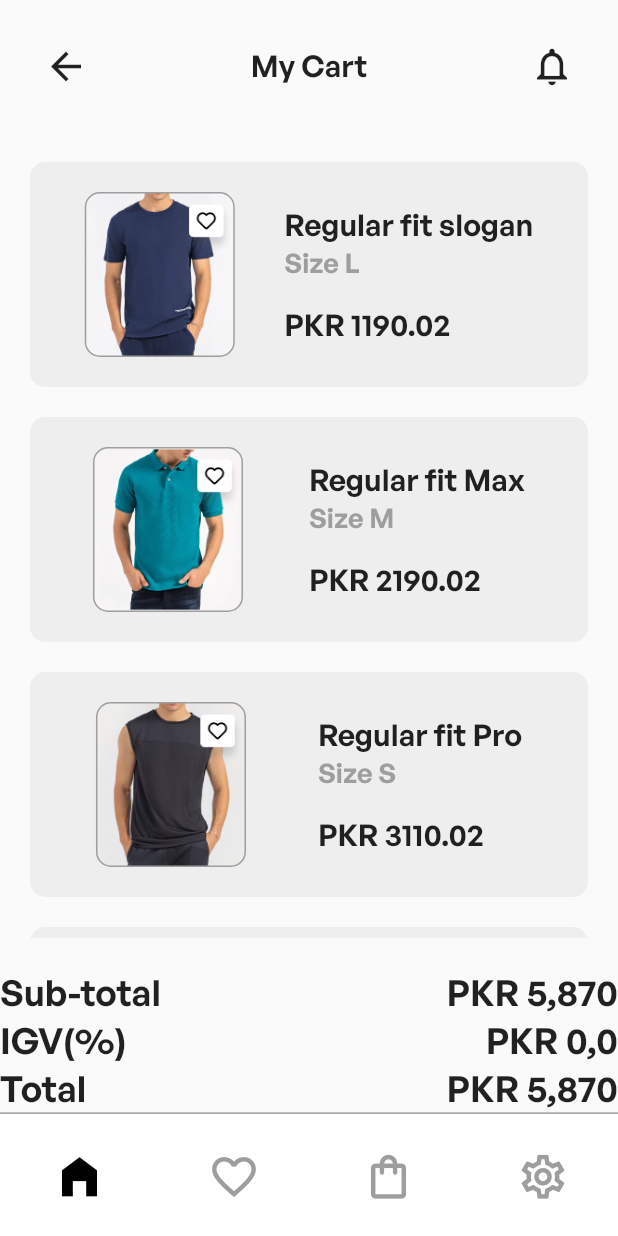
After one commit to cobyzero/ScrapShop, a Flutter app: the MainView screen opened by its route, swiped to page 2, on a phone screen of 412 x 824 dp. The commit adds this screen. Run offline on Flutter 3.47's test engine with Material 2 defaults, Android fonts, the phone set to English and light mode, and no system bars; our stand-ins replace supabase_flutter; accounts and stored records are empty; network calls fail.

Commit message:
0.0.4
Agregado soporte para supabase.
Agregado logica loginWithEmail de supabase.
Agregado pantalla cart.
Agregado const.dart.
Agregado messageDialog a funciones globales.
Agregado seccion ViewModel y  API.

```diff
--- /dev/null
+++ b/lib/util/const.dart
@@ -0,0 +1,3 @@
+const SUPABASE_ANON_KEY =
+    "eyJhbGciOiJIUzI1NiIsInR5cCI6IkpXVCJ9.eyJpc3MiOiJzdXBhYmFzZSIsInJlZiI6InNtaWthdGFhdmJ1b3N2bmdvZm5pIiwicm9sZSI6ImFub24iLCJpYXQiOjE2ODI3OTQ0NzAsImV4cCI6MTk5ODM3MDQ3MH0.OyE41hpWNphGSlBsFJnyhdGVXIG2yYdfnkd-1FK35LA";
+const SUPABASE_URL = "https://smikataavbuosvngofni.supabase.co";
--- a/lib/views/cart/cartView.dart
+++ b/lib/views/cart/cartView.dart
@@ -0,0 +1,62 @@
+import 'package:flutter/material.dart';
+import 'package:scrap_shop/util/common.dart';
+import 'package:scrap_shop/views/cart/widgets/cartAppBar.dart';
+import 'package:scrap_shop/views/cart/widgets/cartListItem.dart';
+
+class CartView extends StatelessWidget {
+  const CartView({super.key});
+
+  @override
+  Widget build(BuildContext context) {
+    return SafeArea(
+      child: Scaffold(
+        body: Column(
+          children: [
+            CartAppBar(),
+            CartListItem(),
+            space(h: 20),
+            Row(
+              mainAxisAlignment: MainAxisAlignment.spaceBetween,
+              children: [
+                Text(
+                  "Sub-total",
+                  style: TextStyle(fontSize: 24),
+                ),
+                Text(
+                  "PKR 5,870",
+                  style: TextStyle(fontSize: 24),
+                )
+              ],
+            ),
+            Row(
+              mainAxisAlignment: MainAxisAlignment.spaceBetween,
+              children: [
+                Text(
+                  "IGV(%)",
+                  style: TextStyle(fontSize: 24),
+                ),
+                Text(
+                  "PKR 0,0",
+                  style: TextStyle(fontSize: 24),
+                )
+              ],
+            ),
+            Row(
+              mainAxisAlignment: MainAxisAlignment.spaceBetween,
+              children: [
+                Text(
+                  "Total",
+                  style: TextStyle(fontSize: 24),
+                ),
+                Text(
+                  "PKR 5,870",
+                  style: TextStyle(fontSize: 24),
+                )
+              ],
+            )
+          ],
+        ),
+      ),
+    );
+  }
+}
--- /dev/null
+++ b/lib/views/cart/widgets/cartAppBar.dart
@@ -0,0 +1,33 @@
+import 'package:flutter/material.dart';
+
+class CartAppBar extends StatelessWidget {
+  const CartAppBar({super.key});
+
+  @override
+  Widget build(BuildContext context) {
+    return Padding(
+      padding: const EdgeInsets.all(20.0),
+      child: Row(
+        mainAxisAlignment: MainAxisAlignment.spaceBetween,
+        children: [
+          IconButton(
+            onPressed: () {
+              Navigator.pop(context);
+            },
+            icon: const Icon(Icons.arrow_back),
+            iconSize: 30,
+          ),
+          const Text(
+            "My Cart",
+            style: TextStyle(fontSize: 20),
+          ),
+          IconButton(
+            onPressed: () {},
+            icon: const Icon(Icons.notifications_outlined),
+            iconSize: 30,
+          )
+        ],
+      ),
+    );
+  }
+}
--- /dev/null
+++ b/lib/views/cart/widgets/cartListItem.dart
@@ -0,0 +1,65 @@
+import 'package:flutter/material.dart';
+
+class CartListItem extends StatelessWidget {
+  const CartListItem({super.key});
+
+  @override
+  Widget build(BuildContext context) {
+    return Expanded(
+        child: ListView(
+      children: [
+        itemListItem("assets/p1.png", "Regular fit slogan", "Size L", 1190.02),
+        itemListItem("assets/p2.png", "Regular fit Max", "Size M", 2190.02),
+        itemListItem("assets/p3.png", "Regular fit Pro", "Size S", 3110.02),
+        itemListItem("assets/p4.png", "Regular fit Slow", "Size L", 2140.02),
+      ],
+    ));
+  }
+
+  Container itemListItem(String image, String title, String size, double price) {
+    return Container(
+      padding: const EdgeInsets.all(20),
+      margin: const EdgeInsets.only(left: 20, right: 20, top: 20),
+      width: double.infinity,
+      height: 150,
+      decoration:
+          BoxDecoration(color: Colors.grey.shade200, borderRadius: BorderRadius.circular(10)),
+      child: Row(
+        mainAxisAlignment: MainAxisAlignment.spaceAround,
+        children: [
+          Container(
+            width: 100,
+            height: 110,
+            decoration: BoxDecoration(
+                borderRadius: BorderRadius.circular(10),
+                border: Border.all(width: 1, color: Colors.grey),
+                image: DecorationImage(image: AssetImage(image))),
+          ),
+          Column(
+            mainAxisAlignment: MainAxisAlignment.spaceAround,
+            crossAxisAlignment: CrossAxisAlignment.start,
+            children: [
+              Column(
+                crossAxisAlignment: CrossAxisAlignment.start,
+                children: [
+                  Text(
+                    title,
+                    style: const TextStyle(fontSize: 20),
+                  ),
+                  Text(
+                    size,
+                    style: const TextStyle(fontSize: 18, color: Colors.grey),
+                  )
+                ],
+              ),
+              Text(
+                "PKR $price",
+                style: const TextStyle(fontSize: 20),
+              )
+            ],
+          ),
+        ],
+      ),
+    );
+  }
+}
--- a/lib/views/main/mainView.dart
+++ b/lib/views/main/mainView.dart
@@ -1,8 +1,9 @@
 import 'package:flutter/material.dart';
+import 'package:scrap_shop/views/cart/cartView.dart';
 import 'package:scrap_shop/views/home/homeView.dart';
 
 class MainView extends StatelessWidget {
-  PageController pageController = PageController(initialPage: 0);
+  final PageController pageController = PageController(initialPage: 0);
 
   MainView({
     super.key,
@@ -15,7 +16,11 @@ class MainView extends StatelessWidget {
         children: [
           Expanded(
             child: PageView(
-              children: const [HomeView()],
+              controller: pageController,
+              children: const [
+                HomeView(),
+                CartView(),
+              ],
             ),
           ),
           Container(
@@ -39,24 +44,16 @@ class MainView extends StatelessWidget {
     );
   }
 
-  InkWell itemPage(String title, IconData icon, bool active, int id) {
-    return InkWell(
-      onTap: () {
+  IconButton itemPage(String title, IconData icon, bool active, int id) {
+    return IconButton(
+      onPressed: () {
         pageController.jumpToPage(id);
       },
-      child: Column(
-        mainAxisAlignment: MainAxisAlignment.center,
-        children: [
-          Icon(
-            icon,
-            color: active ? Colors.black : Colors.grey,
-          ),
-          Text(
-            title,
-            style: TextStyle(color: active ? Colors.black : Colors.grey),
-          )
-        ],
+      icon: Icon(
+        icon,
+        size: 35,
       ),
+      color: active ? Colors.black : Colors.grey,
     );
   }
 }
--- a/lib/views/routes.dart
+++ b/lib/views/routes.dart
@@ -8,7 +8,7 @@ import 'package:scrap_shop/views/splash/splashView.dart';
 Map<String, WidgetBuilder> routesApp() {
   return {
     "splash": (context) => const SplashView(),
-    "login": (context) => const LoginView(),
+    "login": (context) => LoginView(),
     "register": (context) => const RegisterView(),
     "main": (context) => MainView(),
     "details": (context) => const DetailsView()
--- a/lib/views/widgets/textFormField.dart
+++ b/lib/views/widgets/textFormField.dart
@@ -1,11 +1,12 @@
 import 'package:flutter/material.dart';
 
 class MyTextFormField extends StatelessWidget {
-  MyTextFormField({super.key, required this.title, required this.text, this.oscure = false});
+  MyTextFormField(
+      {super.key, required this.title, required this.text, this.oscure = false, this.controller});
   String title;
   String text;
   bool oscure;
-
+  TextEditingController? controller;
   @override
   Widget build(BuildContext context) {
     return Column(
@@ -16,6 +17,7 @@ class MyTextFormField extends StatelessWidget {
           style: const TextStyle(fontSize: 19),
         ),
         TextFormField(
+          controller: controller,
           cursorHeight: 30,
           obscureText: oscure,
           decoration: InputDecoration(
--- a/pubspec.yaml
+++ b/pubspec.yaml
@@ -35,6 +35,7 @@ dependencies:
   # The following adds the Cupertino Icons font to your application.
   # Use with the CupertinoIcons class for iOS style icons.
   cupertino_icons: ^1.0.2
+  supabase_flutter:
 
 dev_dependencies:
   flutter_test:
```
Also changed, not shown: lib/main.dart (+6 -1 lines), lib/supabase/api.dart (added, +13 -0 lines), lib/util/common.dart (+12 -0 lines), lib/views/login/loginView.dart (+20 -3 lines), lib/viewModels/loginViewModel.dart (added), pubspec.lock, 6 other files.
